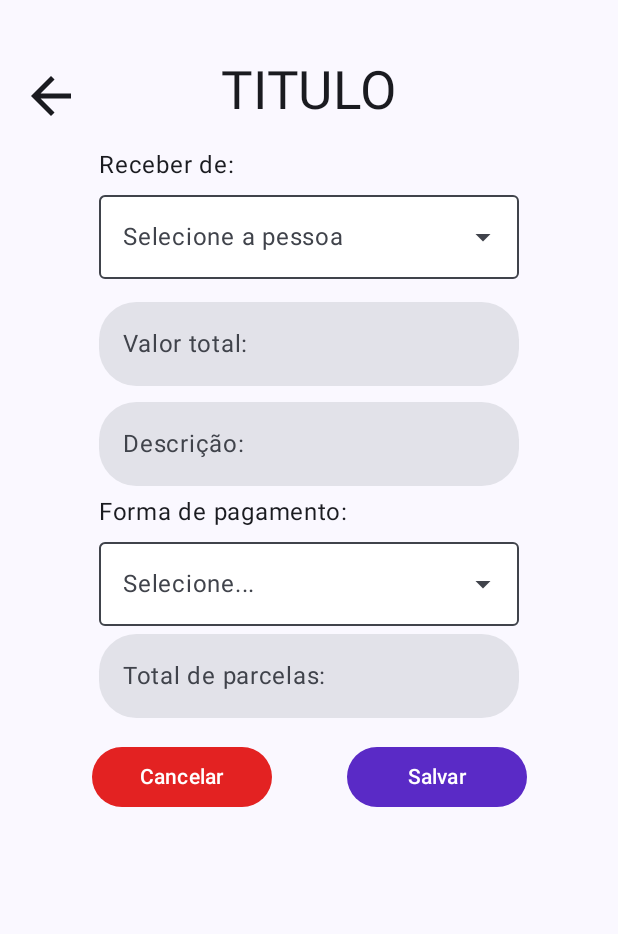
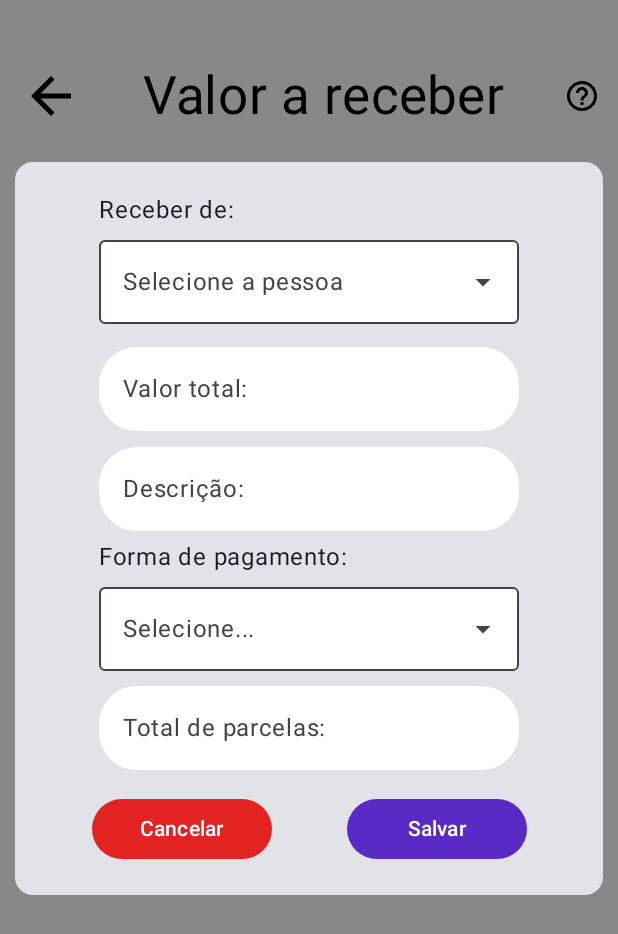
Before and after one commit to GabiNandes09/MyFinances, an Android app built with Jetpack Compose: the ValuesToReceiveUI screen opened through its navigation route, on a phone screen of 412 x 824 dp. Shown: the top 934 px of the screen. Run offline under Robolectric (Android 15) with nearby library versions, the phone set to English and light mode, and no system bars.

Commit message:
Valor a receber padronizada

```diff
--- a/app/src/main/java/com/rogue/financesrogue/ui/screen/ValueToReceiveUI.kt
+++ b/app/src/main/java/com/rogue/financesrogue/ui/screen/ValueToReceiveUI.kt
@@ -8,12 +8,14 @@ import androidx.compose.foundation.layout.fillMaxWidth
 import androidx.compose.foundation.layout.padding
 import androidx.compose.foundation.layout.size
 import androidx.compose.foundation.layout.width
+import androidx.compose.foundation.layout.wrapContentHeight
 import androidx.compose.foundation.lazy.LazyColumn
 import androidx.compose.foundation.shape.RoundedCornerShape
 import androidx.compose.material.icons.Icons
 import androidx.compose.material.icons.filled.ArrowBack
 import androidx.compose.material3.Button
 import androidx.compose.material3.ButtonDefaults
+import androidx.compose.material3.Card
 import androidx.compose.material3.Icon
 import androidx.compose.material3.IconButton
 import androidx.compose.material3.Scaffold
@@ -31,6 +33,7 @@ import androidx.compose.ui.unit.sp
 import com.rogue.financesrogue.Nav
 import com.rogue.financesrogue.R
 import com.rogue.financesrogue.ui.defaultComponentes.DefaultComboBox
+import com.rogue.financesrogue.ui.defaultComponentes.DefaultQuestionButton
 
 //v1 - 16/01/25
 @Composable
@@ -41,7 +44,7 @@ fun ValuesToReceiveUI() {
                 modifier = Modifier
                     .fillMaxWidth()
                     .padding(top = 30.dp),
-                horizontalArrangement = Arrangement.Start,
+                horizontalArrangement = Arrangement.SpaceBetween,
                 verticalAlignment = Alignment.CenterVertically
             ) {
                 IconButton(
@@ -55,26 +58,28 @@ fun ValuesToReceiveUI() {
                             .size(50.dp)
                     )
                 }
-            }
-            Row(
+                Text(
+                    text = "Valor a receber",
+                    fontSize = 35.sp
+                )
+                DefaultQuestionButton(
                     modifier = Modifier
-                    .fillMaxWidth()
-                    .padding(top = 30.dp),
-                horizontalArrangement = Arrangement.Center,
-                verticalAlignment = Alignment.CenterVertically
-            ) {
-                Text(
-                    text = "TITULO",
-                    fontSize = 35.sp,
-                    modifier = Modifier.padding(10.dp)
+                        .padding(10.dp)
                 )
             }
-        }
+        },
+        containerColor = Color.Gray
     ) { paddingValues ->
+        Card(
+            modifier = Modifier
+                .padding(paddingValues)
+                .padding(10.dp)
+        ) {
             LazyColumn(
                 modifier = Modifier
-                .padding(paddingValues)
-                .fillMaxSize(),
+                    .padding(vertical = 20.dp)
+                    .fillMaxWidth()
+                    .wrapContentHeight(),
                 horizontalAlignment = Alignment.CenterHorizontally,
                 verticalArrangement = Arrangement.Top
             ) {
@@ -98,7 +103,9 @@ fun ValuesToReceiveUI() {
                         colors = TextFieldDefaults.colors(
                             unfocusedIndicatorColor = Color.Transparent,
                             focusedIndicatorColor = Color.Transparent,
-                        disabledIndicatorColor = Color.Transparent
+                            disabledIndicatorColor = Color.Transparent,
+                            focusedContainerColor = Color.White,
+                            unfocusedContainerColor = Color.White
                         ),
                         singleLine = true
                     )
@@ -113,7 +120,9 @@ fun ValuesToReceiveUI() {
                         colors = TextFieldDefaults.colors(
                             unfocusedIndicatorColor = Color.Transparent,
                             focusedIndicatorColor = Color.Transparent,
-                        disabledIndicatorColor = Color.Transparent
+                            disabledIndicatorColor = Color.Transparent,
+                            focusedContainerColor = Color.White,
+                            unfocusedContainerColor = Color.White
                         ),
                         maxLines = 4
                     )
@@ -130,13 +139,15 @@ fun ValuesToReceiveUI() {
                     TextField(
                         value = "",
                         onValueChange = {},
-                    modifier = Modifier.padding(vertical = 5.dp),
+                        modifier = Modifier.padding(bottom = 5.dp, top = 10.dp),
                         label = { Text(text = "Total de parcelas:") },
                         shape = RoundedCornerShape(25.dp),
                         colors = TextFieldDefaults.colors(
                             unfocusedIndicatorColor = Color.Transparent,
                             focusedIndicatorColor = Color.Transparent,
-                        disabledIndicatorColor = Color.Transparent
+                            disabledIndicatorColor = Color.Transparent,
+                            focusedContainerColor = Color.White,
+                            unfocusedContainerColor = Color.White
                         ),
                         singleLine = true
                     )
@@ -172,6 +183,7 @@ fun ValuesToReceiveUI() {
             }
         }
     }
+}
 
 @Preview
 @Composable
```
Lines whose indentation alone changed are shown as unchanged.
